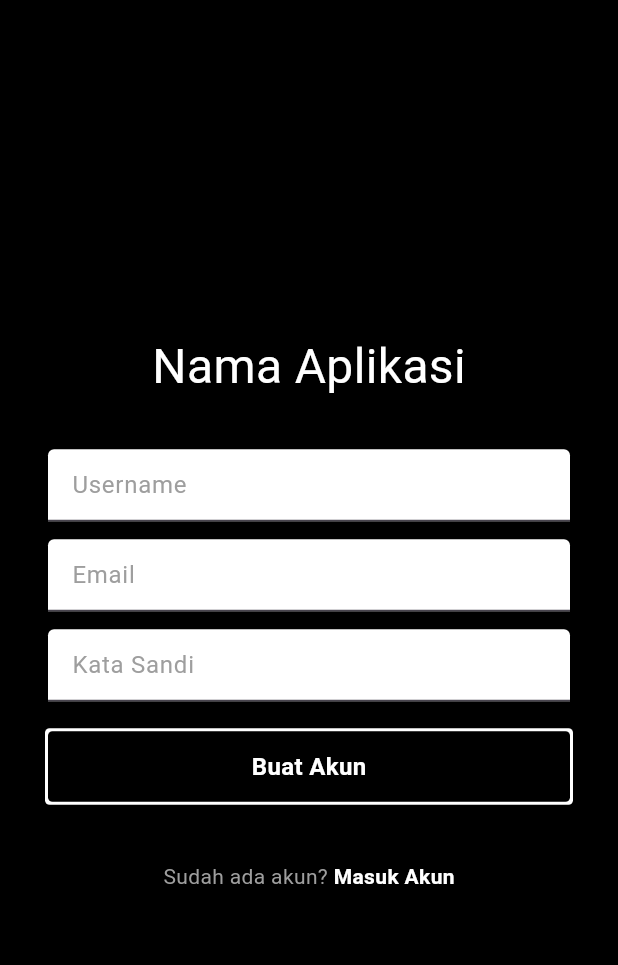
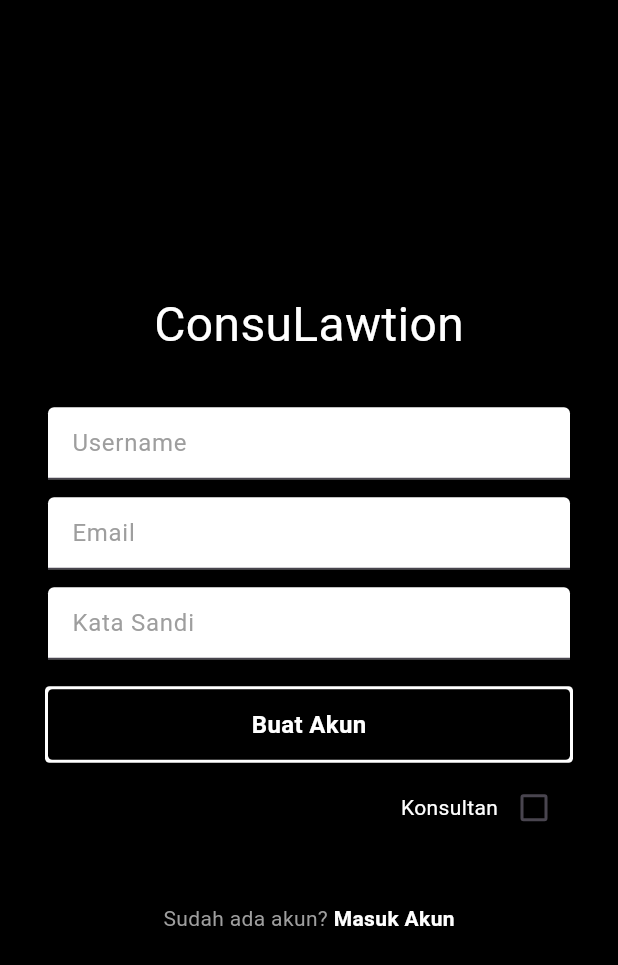
Before and after one commit to Atlan22x/project_gsc, a Flutter app: the screen it shows after launch, after a tap on "Buat Akun", on a phone screen of 412 x 824 dp. Shown: the top 965 px of the screen. Run offline on Flutter 3.47's test engine with Material 3 defaults, Android fonts, the phone set to English and light mode, and no system bars; our stand-ins replace cloud_firestore, firebase_auth, firebase_core; accounts and stored records are empty; network calls fail.

Commit message:
Added Register as Consultant functionality and Consultant UI (Work In Progress)

```diff
--- a/lib/main.dart
+++ b/lib/main.dart
@@ -1,25 +1,38 @@
 import 'package:flutter/material.dart';
 import 'package:firebase_core/firebase_core.dart';
-import 'firebase_options.dart';
-import 'package:project_gsc/widget_tree.dart';
+import 'package:project_gsc/screens/home.dart';
+import 'package:project_gsc/screens/consultant_home.dart';
+import 'package:project_gsc/screens/login.dart';
+import 'package:project_gsc/utils/auth.dart';
+import 'package:project_gsc/verify_consultant.dart';
+import 'utils/firebase_options.dart';
 
 Future<void> main() async {
   WidgetsFlutterBinding.ensureInitialized();
   await Firebase.initializeApp(
     options: DefaultFirebaseOptions.currentPlatform,
   );
-  runApp(const MainApp());
+  runApp(MainApp());
 }
 
 class MainApp extends StatelessWidget {
-  const MainApp({super.key});
+  MainApp({super.key});
 
   @override
   Widget build(BuildContext context) {
-    return const MaterialApp(
+    return MaterialApp(
       debugShowCheckedModeBanner: false,
-      title: 'App Name',
-      home: WidgetTree(),
+      title: 'ConsuLawtion',
+      home: StreamBuilder(
+        stream: Auth().authStateChanges,
+        builder: (context, snapshot) {
+          if (snapshot.hasData) {
+            return const VerifyConsultant();
+          } else {
+            return const LogIn();
+          }
+        },
+      ),
     );
   }
 }
--- a/lib/user.dart
+++ b/lib/models/user.dart
@@ -8,6 +8,7 @@ class User {
   final String phoneNumber;
   final String address;
   final String birthDate;
+  final bool isConsultant;
 
   const User({
     required this.uid,
@@ -17,6 +18,7 @@ class User {
     required this.phoneNumber,
     required this.address,
     required this.birthDate,
+    required this.isConsultant,
   });
 
   Map<String, dynamic> toJson() => {
@@ -27,6 +29,7 @@ class User {
         "phoneNumber": phoneNumber,
         "address": address,
         "birthDate": birthDate,
+        "isConsultant": isConsultant,
       };
 
   static User fromSnap(DocumentSnapshot snap) {
@@ -40,6 +43,7 @@ class User {
       phoneNumber: snapshot["phoneNumber"],
       address: snapshot["address"],
       birthDate: snapshot["birthDate"],
+      isConsultant: snapshot["isConsultant"],
     );
   }
 }
--- a/lib/screens/login.dart
+++ b/lib/screens/login.dart
@@ -1,8 +1,11 @@
 import 'package:flutter/material.dart';
 import 'package:firebase_auth/firebase_auth.dart';
-import 'package:project_gsc/auth.dart';
+import 'package:project_gsc/utils/auth.dart';
 import 'package:project_gsc/screens/register.dart';
 import 'package:project_gsc/screens/home.dart';
+import 'package:project_gsc/screens/consultant_home.dart';
+import 'package:project_gsc/utils/colors.dart';
+import 'package:project_gsc/verify_consultant.dart';
 
 class LogIn extends StatefulWidget {
   const LogIn({super.key});
@@ -12,8 +15,11 @@ class LogIn extends StatefulWidget {
 }
 
 class _LogInState extends State<LogIn> {
+  bool isConsultant = false;
+
   final TextEditingController _controllerEmail = TextEditingController();
   final TextEditingController _controllerPassword = TextEditingController();
+  final TextEditingController _controllerSRT = TextEditingController();
 
   // User login function
   Future<void> logInWithEmailAndPassword() async {
@@ -23,8 +29,8 @@ class _LogInState extends State<LogIn> {
         password: _controllerPassword.text,
       );
       if (!context.mounted) return;
-      Navigator.of(context).pushReplacement(
-          MaterialPageRoute(builder: (context) => Home()));
+      Navigator.of(context)
+          .pushReplacement(MaterialPageRoute(builder: (context) => const VerifyConsultant()));
     } on FirebaseAuthException catch (e) {
       if (!context.mounted) return;
       showSnackBar(e.message, context);
@@ -43,7 +49,7 @@ class _LogInState extends State<LogIn> {
   @override
   Widget build(BuildContext context) {
     return Scaffold(
-      backgroundColor: Colors.black,
+      backgroundColor: defaultBackgroundColor,
       body: SafeArea(
           child: Container(
         padding: const EdgeInsets.symmetric(horizontal: 32),
@@ -55,9 +61,9 @@ class _LogInState extends State<LogIn> {
 
             // Application Name
             const Text(
-              'Nama Apliaksi',
+              'ConsuLawtion',
               style: TextStyle(
-                color: Colors.white,
+                color: foregroundColor,
                 fontSize: 32,
               ),
             ),
@@ -67,15 +73,40 @@ class _LogInState extends State<LogIn> {
               height: 32,
             ),
 
+            // Consultant SRT Number
+            Visibility(
+              visible: isConsultant ? true : false,
+              child: TextField(
+                decoration: const InputDecoration(
+                  filled: true,
+                  fillColor: foregroundColor,
+                  hintText: 'No. SRT',
+                  hintStyle: TextStyle(
+                    fontSize: 16,
+                    color: secondForegroundColor,
+                  ),
+                ),
+                controller: _controllerSRT,
+              ),
+            ),
+
+            // Spacing
+            Visibility(
+              visible: isConsultant ? true : false,
+              child: const SizedBox(
+                height: 12,
+              ),
+            ),
+
             // Email
             TextField(
               decoration: const InputDecoration(
                 filled: true,
-                fillColor: Colors.white,
+                fillColor: foregroundColor,
                 hintText: 'Email',
                 hintStyle: TextStyle(
                   fontSize: 16,
-                  color: Colors.grey,
+                  color: secondForegroundColor,
                 ),
               ),
               controller: _controllerEmail,
@@ -83,18 +114,18 @@ class _LogInState extends State<LogIn> {
 
             // Spacing
             const SizedBox(
-              height: 16,
+              height: 12,
             ),
 
             // Password
             TextField(
               decoration: const InputDecoration(
                 filled: true,
-                fillColor: Colors.white,
+                fillColor: foregroundColor,
                 hintText: 'Kata Sandi',
                 hintStyle: TextStyle(
                   fontSize: 16,
-                  color: Colors.grey,
+                  color: secondForegroundColor,
                 ),
               ),
               controller: _controllerPassword,
@@ -116,7 +147,7 @@ class _LogInState extends State<LogIn> {
                   borderRadius: BorderRadius.circular(3),
                   color: Colors.black,
                   boxShadow: const [
-                    BoxShadow(color: Colors.white, spreadRadius: 2),
+                    BoxShadow(color: foregroundColor, spreadRadius: 2),
                   ],
                 ),
                 child: const Text(
@@ -124,10 +155,40 @@ class _LogInState extends State<LogIn> {
                   style: TextStyle(
                     fontSize: 16,
                     fontWeight: FontWeight.bold,
-                    color: Colors.white,
+                    color: foregroundColor,
                   ),
                 ),
               ),
+            ),
+
+            //Spacing
+            const SizedBox(
+              height: 8,
+            ),
+
+            // Checkbox to login as Consultant
+            Row(
+              mainAxisAlignment: MainAxisAlignment.end,
+              crossAxisAlignment: CrossAxisAlignment.center,
+              children: [
+                const Text(
+                  "Konsultan",
+                  style: TextStyle(
+                      fontSize: 14,
+                      fontWeight: FontWeight.w400,
+                      color: foregroundColor),
+                ),
+                Checkbox(
+                  checkColor: defaultBackgroundColor,
+                  activeColor: foregroundColor,
+                  value: isConsultant,
+                  onChanged: (bool? value) {
+                    setState(() {
+                      isConsultant = value!;
+                    });
+                  },
+                ),
+              ],
             ),
 
             //Spacing
@@ -146,7 +207,7 @@ class _LogInState extends State<LogIn> {
                   child: const Text(
                     "Tidak ada akun? ",
                     style: TextStyle(
-                      color: Colors.grey,
+                      color: secondForegroundColor,
                     ),
                   ),
                 ),
@@ -163,7 +224,7 @@ class _LogInState extends State<LogIn> {
                       "Buat Akun",
                       style: TextStyle(
                         fontWeight: FontWeight.bold,
-                        color: Colors.white,
+                        color: foregroundColor,
                       ),
                     ),
                   ),
--- a/lib/screens/register.dart
+++ b/lib/screens/register.dart
@@ -1,8 +1,9 @@
 import 'package:flutter/material.dart';
 import 'package:firebase_auth/firebase_auth.dart';
-import 'package:project_gsc/auth.dart';
+import 'package:project_gsc/utils/auth.dart';
 import 'package:project_gsc/screens/login.dart';
-import 'package:project_gsc/screens/home.dart';
+// import 'package:project_gsc/screens/home.dart';
+import 'package:project_gsc/utils/colors.dart';
 
 class Register extends StatefulWidget {
   const Register({super.key});
@@ -15,6 +16,9 @@ class _RegisterState extends State<Register> {
   final TextEditingController _controllerEmail = TextEditingController();
   final TextEditingController _controllerPassword = TextEditingController();
   final TextEditingController _controllerUsername = TextEditingController();
+   final TextEditingController _controllerSRT = TextEditingController();
+
+  bool isConsultant = false;
 
   // User create account function
   Future<void> createUserWithEmailAndPassword() async {
@@ -23,10 +27,11 @@ class _RegisterState extends State<Register> {
         username: _controllerUsername.text,
         email: _controllerEmail.text,
         password: _controllerPassword.text,
+        isConsultant: isConsultant,
       );
       if (!context.mounted) return;
-      Navigator.of(context).pushReplacement(
-          MaterialPageRoute(builder: (context) => Home()));
+      Navigator.of(context)
+          .pushReplacement(MaterialPageRoute(builder: (context) => const LogIn()));
     } on FirebaseAuthException catch (e) {
       if (!context.mounted) return;
       showSnackBar(e.message, context);
@@ -45,7 +50,7 @@ class _RegisterState extends State<Register> {
   @override
   Widget build(BuildContext context) {
     return Scaffold(
-      backgroundColor: Colors.black,
+      backgroundColor: defaultBackgroundColor,
       body: SafeArea(
           child: Container(
         padding: const EdgeInsets.symmetric(horizontal: 32),
@@ -57,9 +62,9 @@ class _RegisterState extends State<Register> {
 
             // Application Name
             const Text(
-              'Nama Aplikasi',
+              'ConsuLawtion',
               style: TextStyle(
-                color: Colors.white,
+                color: foregroundColor,
                 fontSize: 32,
               ),
             ),
@@ -69,15 +74,15 @@ class _RegisterState extends State<Register> {
               height: 32,
             ),
 
-            // Email
+            // Username
             TextField(
               decoration: const InputDecoration(
                 filled: true,
-                fillColor: Colors.white,
+                fillColor: foregroundColor,
                 hintText: 'Username',
                 hintStyle: TextStyle(
                   fontSize: 16,
-                  color: Colors.grey,
+                  color: secondForegroundColor,
                 ),
               ),
               controller: _controllerUsername,
@@ -88,15 +93,39 @@ class _RegisterState extends State<Register> {
               height: 12,
             ),
 
+            // Consultant SRT Number
+            Visibility(
+              visible: isConsultant ? true : false,
+              child: TextField(
+                decoration: const InputDecoration(
+                  filled: true,
+                  fillColor: foregroundColor,
+                  hintText: 'No. SRT',
+                  hintStyle: TextStyle(
+                    fontSize: 16,
+                    color: secondForegroundColor,
+                  ),
+                ),
+                controller: _controllerSRT,
+              ),
+            ),
+
+            // Spacing
+            Visibility(
+              visible: isConsultant ? true : false,
+              child: const SizedBox(
+                height: 12,
+              ),
+            ),
             // Email
             TextField(
               decoration: const InputDecoration(
                 filled: true,
-                fillColor: Colors.white,
+                fillColor: foregroundColor,
                 hintText: 'Email',
                 hintStyle: TextStyle(
                   fontSize: 16,
-                  color: Colors.grey,
+                  color: secondForegroundColor,
                 ),
               ),
               controller: _controllerEmail,
@@ -111,11 +140,11 @@ class _RegisterState extends State<Register> {
             TextField(
               decoration: const InputDecoration(
                 filled: true,
-                fillColor: Colors.white,
+                fillColor: foregroundColor,
                 hintText: 'Kata Sandi',
                 hintStyle: TextStyle(
                   fontSize: 16,
-                  color: Colors.grey,
+                  color: secondForegroundColor,
                 ),
               ),
               controller: _controllerPassword,
@@ -135,9 +164,9 @@ class _RegisterState extends State<Register> {
                 padding: const EdgeInsets.symmetric(vertical: 12),
                 decoration: BoxDecoration(
                   borderRadius: BorderRadius.circular(3),
-                  color: Colors.black,
+                  color: defaultBackgroundColor,
                   boxShadow: const [
-                    BoxShadow(color: Colors.white, spreadRadius: 2),
+                    BoxShadow(color: foregroundColor, spreadRadius: 2),
                   ],
                 ),
                 child: const Text(
@@ -145,12 +174,41 @@ class _RegisterState extends State<Register> {
                   style: TextStyle(
                     fontSize: 16,
                     fontWeight: FontWeight.bold,
-                    color: Colors.white,
+                    color: foregroundColor,
                   ),
                 ),
               ),
             ),
 
+            //Spacing
+            const SizedBox(
+              height: 8,
+            ),
+
+            // Checkbox to register as Consultant
+            Row(
+              mainAxisAlignment: MainAxisAlignment.end,
+              crossAxisAlignment: CrossAxisAlignment.center,
+              children: [
+                const Text(
+                  "Konsultan",
+                  style: TextStyle(
+                      fontSize: 14,
+                      fontWeight: FontWeight.w400,
+                      color: foregroundColor),
+                ),
+                Checkbox(
+                  checkColor: defaultBackgroundColor,
+                  activeColor: foregroundColor,
+                  value: isConsultant,
+                  onChanged: (bool? value) {
+                    setState(() {
+                      isConsultant = value!;
+                    });
+                  },
+                ),
+              ],
+            ),
             //Spacing
             const SizedBox(
               height: 32,
@@ -167,14 +225,14 @@ class _RegisterState extends State<Register> {
                   child: const Text(
                     "Sudah ada akun? ",
                     style: TextStyle(
-                      color: Colors.grey,
+                      color: secondForegroundColor,
                     ),
                   ),
                 ),
                 GestureDetector(
                   onTap: () {
                     Navigator.of(context).pushReplacement(
-                        MaterialPageRoute(builder: (context) => const LogIn()));
+                        MaterialPageRoute(builder: (context) => LogIn()));
                   },
                   child: Container(
                     padding: const EdgeInsets.symmetric(
@@ -184,7 +242,7 @@ class _RegisterState extends State<Register> {
                       "Masuk Akun",
                       style: TextStyle(
                         fontWeight: FontWeight.bold,
-                        color: Colors.white,
+                        color: foregroundColor,
                       ),
                     ),
                   ),
--- /dev/null
+++ b/lib/utils/colors.dart
@@ -0,0 +1,6 @@
+import 'package:flutter/material.dart';
+
+// Color used in the app
+const defaultBackgroundColor = Colors.black;
+const foregroundColor = Colors.white;
+const secondForegroundColor = Colors.grey;
--- a/lib/widget_tree.dart
+++ /dev/null
@@ -1,24 +0,0 @@
-import 'package:flutter/material.dart';
-import 'package:project_gsc/auth.dart';
-import 'package:project_gsc/screens/login.dart';
-import 'package:project_gsc/screens/home.dart';
-
-class WidgetTree extends StatefulWidget {
-  const WidgetTree({super.key});
-
-  @override
-  State<WidgetTree> createState() => _WidgetTreeState();
-}
-
-class _WidgetTreeState extends State<WidgetTree> {
-  @override
-  Widget build(BuildContext context) {
-    return StreamBuilder(stream: Auth().authStateChanges, builder: (context, snapshot) {
-      if (snapshot.hasData) {
-        return Home();
-      } else {
-        return const LogIn();
-      }
-    });
-  }
-}
```
Also changed, not shown: lib/screens/consultant_home.dart (added, +42 -0 lines), lib/screens/home.dart (+7 -6 lines), lib/utils/auth.dart (renamed from lib/auth.dart, +24 -15 lines), lib/verify_consultant.dart (added, +49 -0 lines), lib/utils/firebase_options.dart (renamed from lib/firebase_options.dart), 5 other files.
